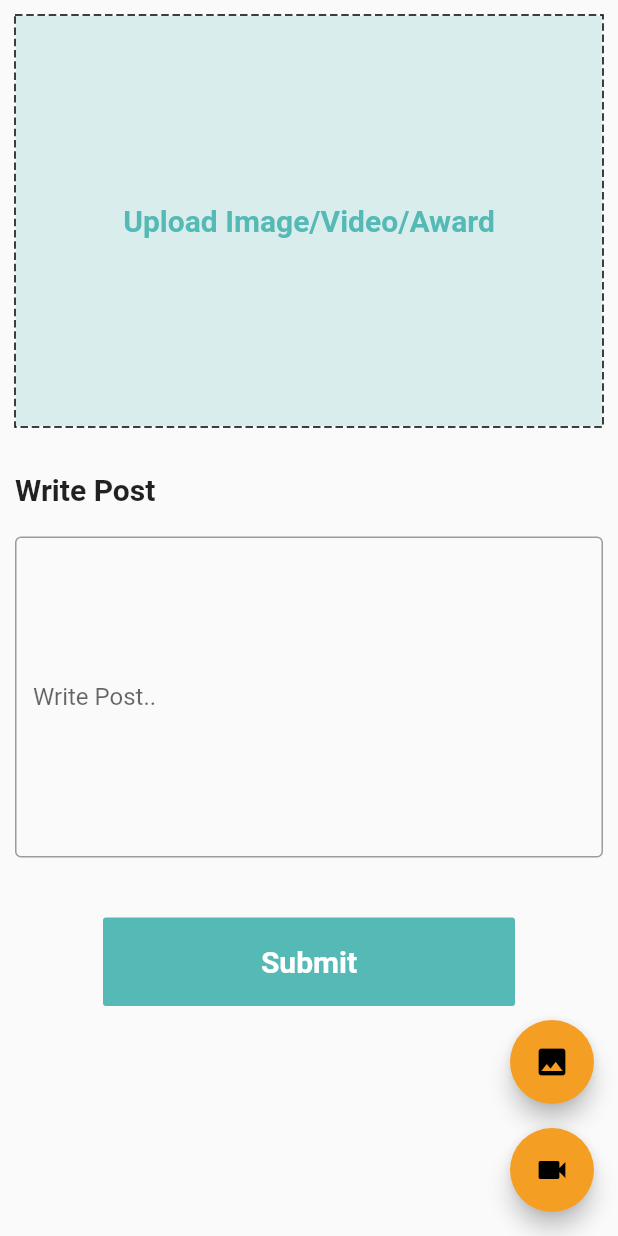
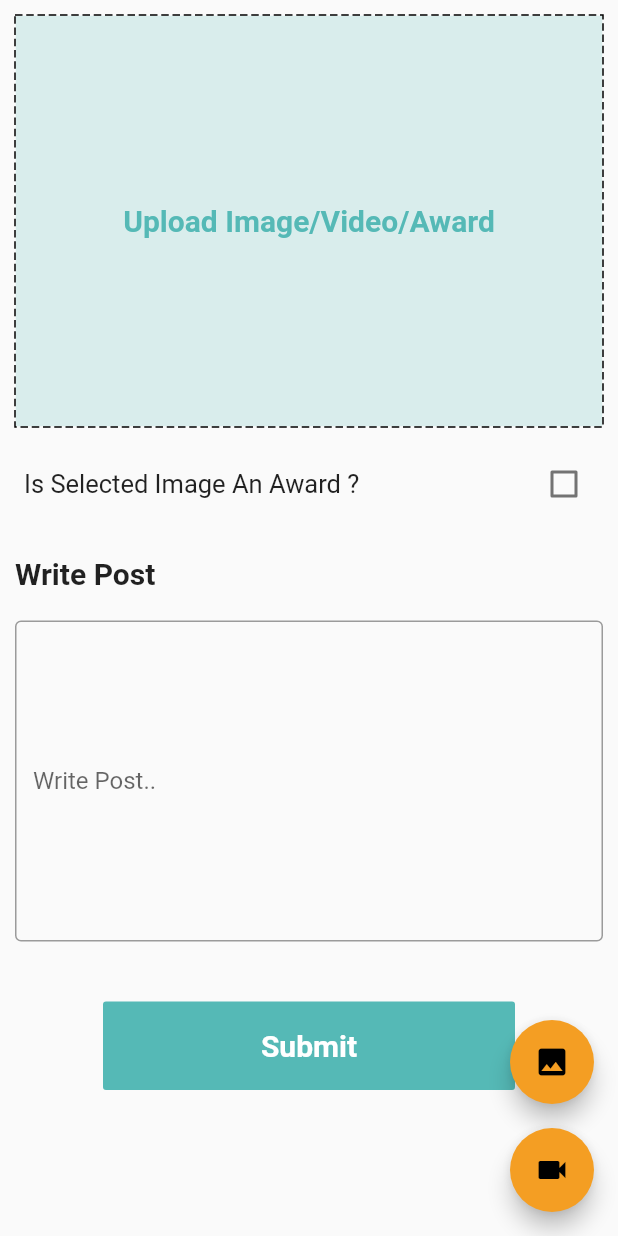
Before and after one commit to trey-rosius/myscout, a Flutter app: the CreatePost screen opened directly, on a phone screen of 412 x 824 dp. Run offline on Flutter 3.47's test engine with Material 2 defaults, Android fonts, the light colour scheme and no system bars; our stand-ins replace cached_network_image, cloud_firestore, firebase_auth, firebase_core, firebase_storage, flutter_spinkit and 6 more; accounts and stored records are empty.

Commit message:
more updates

```diff
--- a/lib/post/create_post.dart
+++ b/lib/post/create_post.dart
@@ -28,6 +28,7 @@ class _CreatePostState extends State<CreatePost> {
   VoidCallback listener;
   bool loading = false;
   File mainFile;
+  bool isAward = false;
 
   void _onImageButtonPressed(ImageSource source) {
     setState(() {
@@ -140,9 +141,11 @@ class _CreatePostState extends State<CreatePost> {
       Map userInfo = new Map<String, dynamic>();
       userInfo[Config.postText] = postController.text;
       userInfo[Config.isVideoPost] = isVideo;
+      userInfo[Config.isAward] = isAward;
      isVideo ? userInfo[Config.postVideoUrl] = data : userInfo[Config.postImageUrl] = data;
      userInfo[Config.createdOn] =FieldValue.serverTimestamp();
      userInfo[Config.postAdminId] = userId;
+     userInfo[Config.awardYear] = yearController.text;
 
      Firestore.instance.collection(Config.posts).add(userInfo).then((DocumentReference docRef){
        String id = docRef.documentID;
@@ -164,6 +167,7 @@ class _CreatePostState extends State<CreatePost> {
           _controller = null;
           _imageFile = null;
           postController.text="";
+          isAward = false;
         });
 
 
@@ -219,6 +223,7 @@ class _CreatePostState extends State<CreatePost> {
   final GlobalKey<FormState> formKey = GlobalKey<FormState>();
   final GlobalKey<ScaffoldState> _scaffoldKey = GlobalKey<ScaffoldState>();
   final postController = TextEditingController();
+  final yearController = TextEditingController();
   bool autovalidate = false;
   @override
   Widget build(BuildContext context) {
@@ -242,6 +247,20 @@ class _CreatePostState extends State<CreatePost> {
                   child: isVideo ? _previewVideo(_controller) : _previewImage()),
 
           ),
+           isVideo ? SliverToBoxAdapter(
+             child: Container(),
+           ) :
+           SliverToBoxAdapter(
+             child: Container(
+               child: CheckboxListTile(value: isAward, onChanged: ((bool value){
+                 setState(() {
+                   isAward = value;
+                   print(value);
+                 });
+               }),title: Text("Is Selected Image An Award ?",style: TextStyle(fontSize: 17.0),),),
+             ),
+
+           ),
            SliverToBoxAdapter(
              child: Padding(
                padding: const EdgeInsets.only(top:20.0,left: 10.0),
@@ -260,6 +279,32 @@ class _CreatePostState extends State<CreatePost> {
                   crossAxisAlignment: CrossAxisAlignment.center,
                   mainAxisAlignment: MainAxisAlignment.center,
                   children: <Widget>[
+                    isAward ?
+                    Container(
+                      padding: const EdgeInsets.symmetric(
+                          vertical: 10.0, horizontal: 0.0),
+                      child: new TextFormField(
+                        keyboardType: TextInputType.number,
+                        validator: (value) {
+
+                          if (value.isEmpty) {
+                            return "Award Year";
+                          }
+                        },
+                        maxLength: 4,
+                        controller: yearController,
+
+                        decoration: new InputDecoration(
+                            labelText: "Award Year",
+
+                            contentPadding: new EdgeInsets.all(12.0),
+                            border: new OutlineInputBorder(
+                              borderSide: new BorderSide(
+                                  width: 2.0, color: Colors.white),
+                            )),
+                      ),
+                    ) :
+                        Container(),
                     Container(
                       padding: const EdgeInsets.symmetric(
                           vertical: 10.0, horizontal: 0.0),
--- a/lib/post/post_item.dart
+++ b/lib/post/post_item.dart
@@ -4,7 +4,6 @@ import 'package:flutter/material.dart';
 import 'package:flutter_spinkit/flutter_spinkit.dart';
 import 'package:myscout/comments/comments_screen.dart';
 import 'package:myscout/post/view_post_item.dart';
-import 'package:myscout/screens/gallery/view_image.dart';
 import 'package:myscout/utils/Config.dart';
 import 'package:timeago/timeago.dart' as timeago;
 
--- a/lib/screens/gallery/photo_screen.dart
+++ b/lib/screens/gallery/photo_screen.dart
@@ -42,7 +42,7 @@ class _PhotoScreenState extends State<PhotoScreen> {
     final double itemWidth = size.width / 2.3;
     return Scaffold(
       body:  StreamBuilder(
-        stream: Firestore.instance.collection(Config.posts).where(Config.postAdminId,isEqualTo:userId).where(Config.isVideoPost,isEqualTo: false).snapshots(),
+        stream: Firestore.instance.collection(Config.posts).where(Config.postAdminId,isEqualTo:userId).where(Config.isVideoPost,isEqualTo: false).where(Config.isAward, isEqualTo: false).snapshots(),
         builder: (BuildContext context, AsyncSnapshot<QuerySnapshot> snapshot) {
           if (!snapshot.hasData) {
             return LoadingScreen();
--- a/lib/screens/profile/profile_screen.dart
+++ b/lib/screens/profile/profile_screen.dart
@@ -333,7 +333,7 @@ bool isLargeScreen = false;
                     ),),
 
                     StreamBuilder(
-                      stream: Firestore.instance.collection(Config.posts).where(Config.postAdminId,isEqualTo:userId).where(Config.isVideoPost,isEqualTo: false).snapshots(),
+                      stream: Firestore.instance.collection(Config.posts).where(Config.postAdminId,isEqualTo:userId).where(Config.isVideoPost,isEqualTo: false).where(Config.isAward,isEqualTo: false).snapshots(),
                       builder: (BuildContext context, AsyncSnapshot<QuerySnapshot> snapshot) {
                         if (!snapshot.hasData) {
                           return SliverToBoxAdapter(
--- a/lib/utils/Config.dart
+++ b/lib/utils/Config.dart
@@ -31,6 +31,8 @@ class Config{
   static final String url = "url";
   static final String athletes = "athletes";
   static final String coaches = "coaches";
+  static final String isAward = "isAward";
+  static final String awardYear = "awardYear";
 
 
   static final String posts = "posts";
```
Also changed, not shown: lib/screens/awards/award_item.dart (added, +49 -0 lines), lib/screens/awards/awards_screen.dart (added, +86 -0 lines), lib/screens/home/home_screen.dart (+17 -6 lines).
